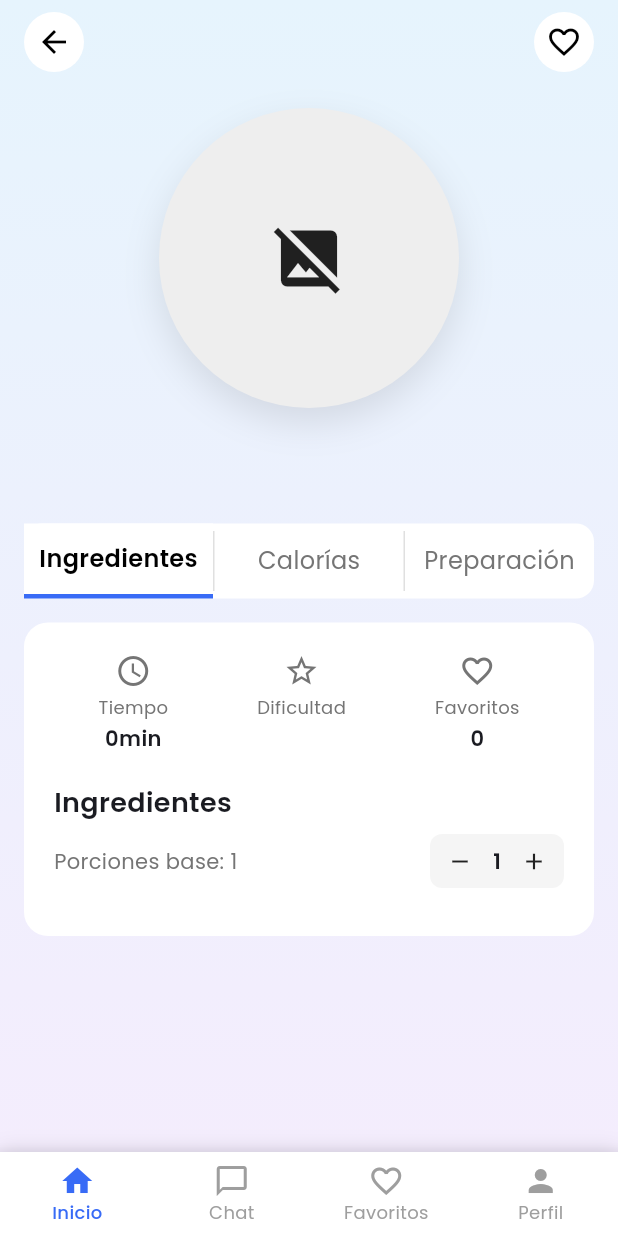
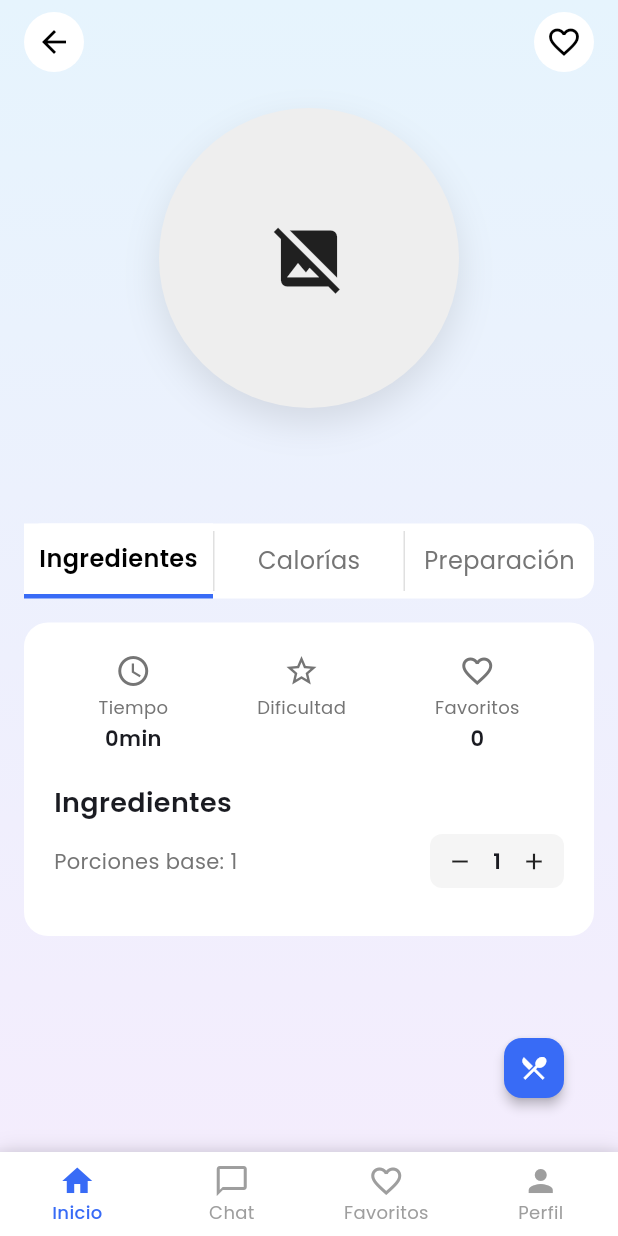
Before and after one commit to DiegoZM1006/receta-ya, a Flutter app: the RecipeDetailScreen screen opened directly with empty values, on a phone screen of 412 x 824 dp. Run offline on Flutter 3.47's test engine with Material 3 defaults, Android fonts, the phone set to English and light mode, and no system bars; our stand-ins replace app_links, bloc, flutter_bloc, flutter_dotenv, google_fonts, google_generative_ai and 2 more; accounts and stored records are empty.

Commit message:
feat: Add floating action button for cooking mode

```diff
--- a/lib/features/recipes/ui/recipe_detail_screen.dart
+++ b/lib/features/recipes/ui/recipe_detail_screen.dart
@@ -196,6 +196,13 @@ class _RecipeDetailScreenState extends State<RecipeDetailScreen> {
             ],
           ),
         ),
+        floatingActionButton: BlocBuilder<RecipeDetailCubit, RecipeDetailState>(
+          builder: (context, state) {
+            if (state.recipe == null) return const SizedBox.shrink();
+            return _buildCookButton(state.recipe!);
+          },
+        ),
+        floatingActionButtonLocation: FloatingActionButtonLocation.endFloat,
       ),
     );
   }
@@ -968,6 +975,28 @@ class _RecipeDetailScreenState extends State<RecipeDetailScreen> {
     );
   }
 
+  // Cooking mode button
+  Widget _buildCookButton(Recipe recipe) {
+    return Padding(
+      padding: const EdgeInsets.only(bottom: 16, right: 16),
+      child: FloatingActionButton(
+        onPressed: () => _showIngredientsChecklist(recipe),
+        backgroundColor: const Color(0xFF386BF6),
+        elevation: 3,
+        mini: true,
+        child: const Icon(
+          Icons.restaurant_menu,
+          color: Colors.white,
+          size: 20,
+        ),
+      ),
+    );
+  }
+
+  void _showIngredientsChecklist(Recipe recipe) {
+
+  }
+
   // Checklist management methods
   void _resetChecklist(List<dynamic> ingredients) {
     _ingredientChecklist.clear();
```
